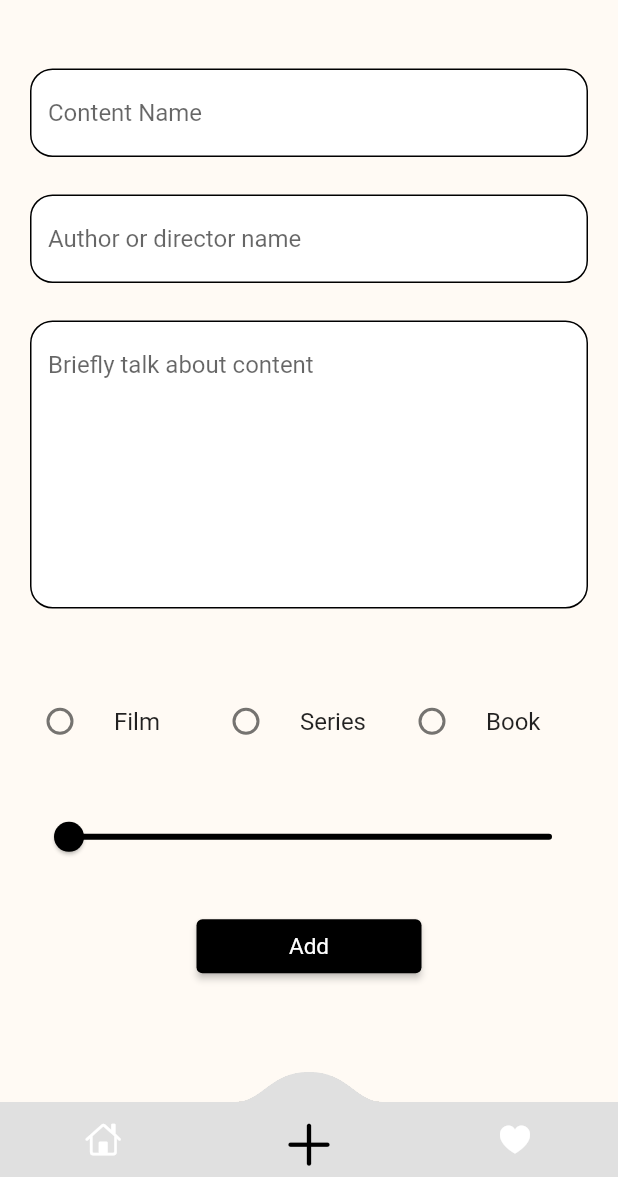
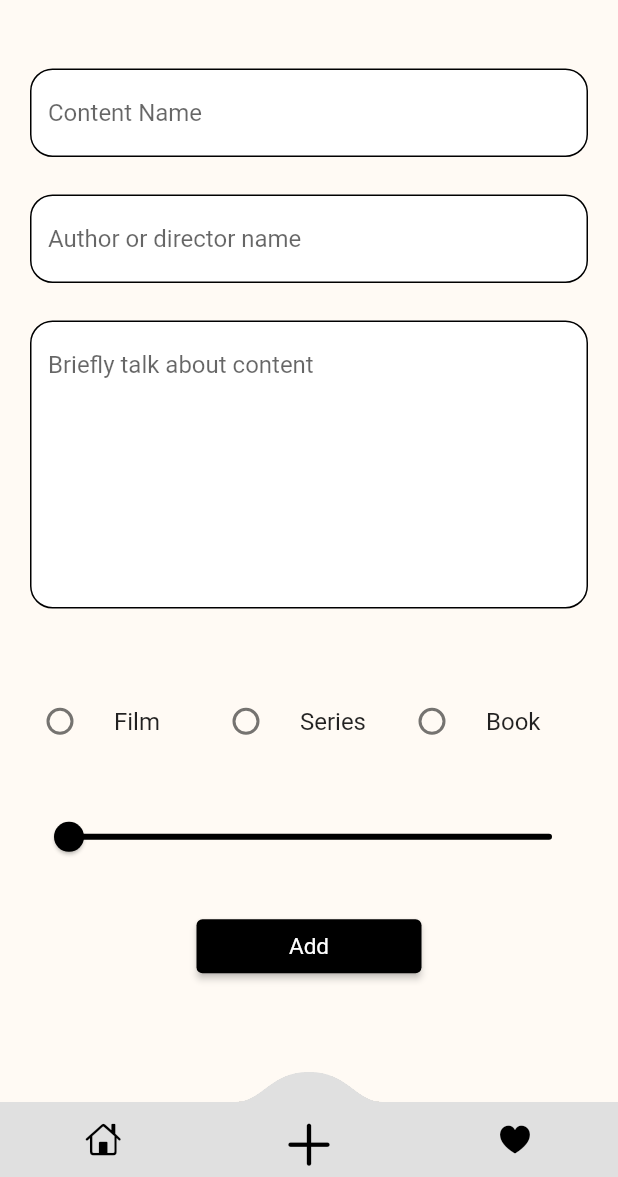
Before and after one commit to asimm9/mylibrary, a Flutter app: the screen it shows once a user with an empty profile is signed in, item 2 of the bottom bar chosen, on a phone screen of 412 x 824 dp, the part 59-1236 px from its top. Run offline on Flutter 3.47's test engine with Material 2 defaults, Android fonts, the phone set to English and light mode, and no system bars; drawn by our look-alikes of auto_size_text, convex_bottom_bar; our stand-ins replace cloud_firestore, easy_localization, firebase_auth, firebase_core, flutter_riverpod, google_sign_in and 1 more; accounts and stored records are empty.

Commit message:
update navigation bar
naavigation bar color update

```diff
--- a/lib/pages/control_page/widgets/navigation_bar.dart
+++ b/lib/pages/control_page/widgets/navigation_bar.dart
@@ -17,7 +17,7 @@ class _NavigatorBarState extends ConsumerState<NavigatorBar> {
     return ConvexAppBar(
       backgroundColor: Theme.of(context).colorScheme.secondary,
       activeColor: Theme.of(context).colorScheme.tertiary,
-      color: Theme.of(context).colorScheme.primary,
+      color: Theme.of(context).colorScheme.onBackground,
       style: TabStyle.custom,
       top: -20,
       curveSize: 70,
```
